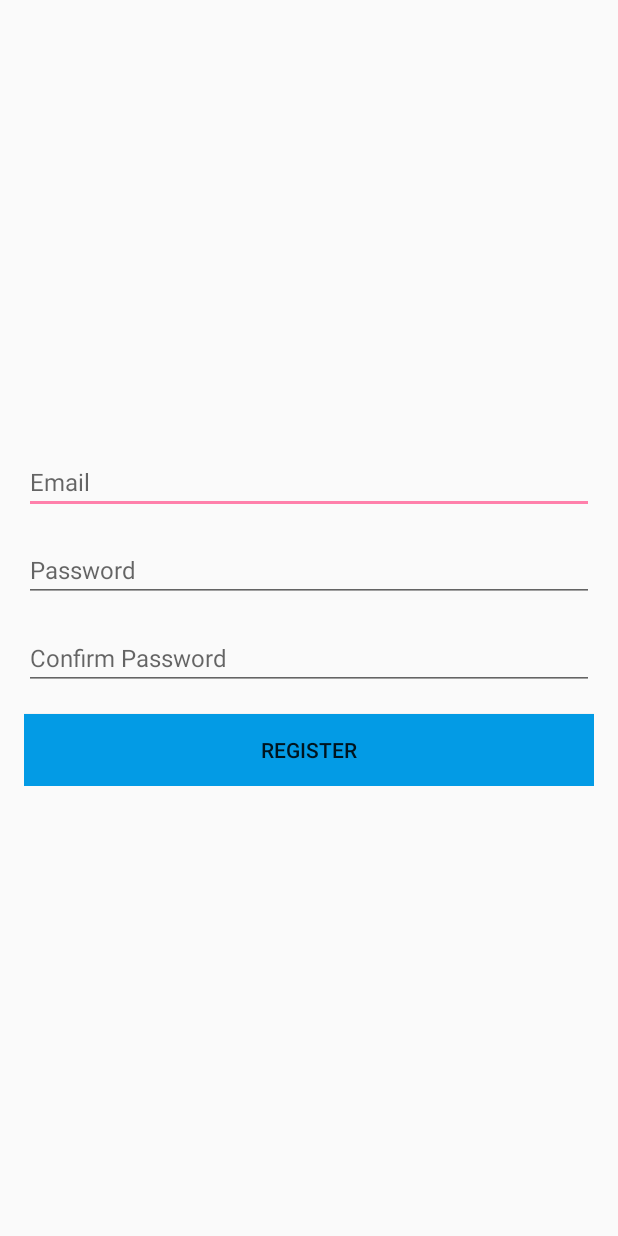
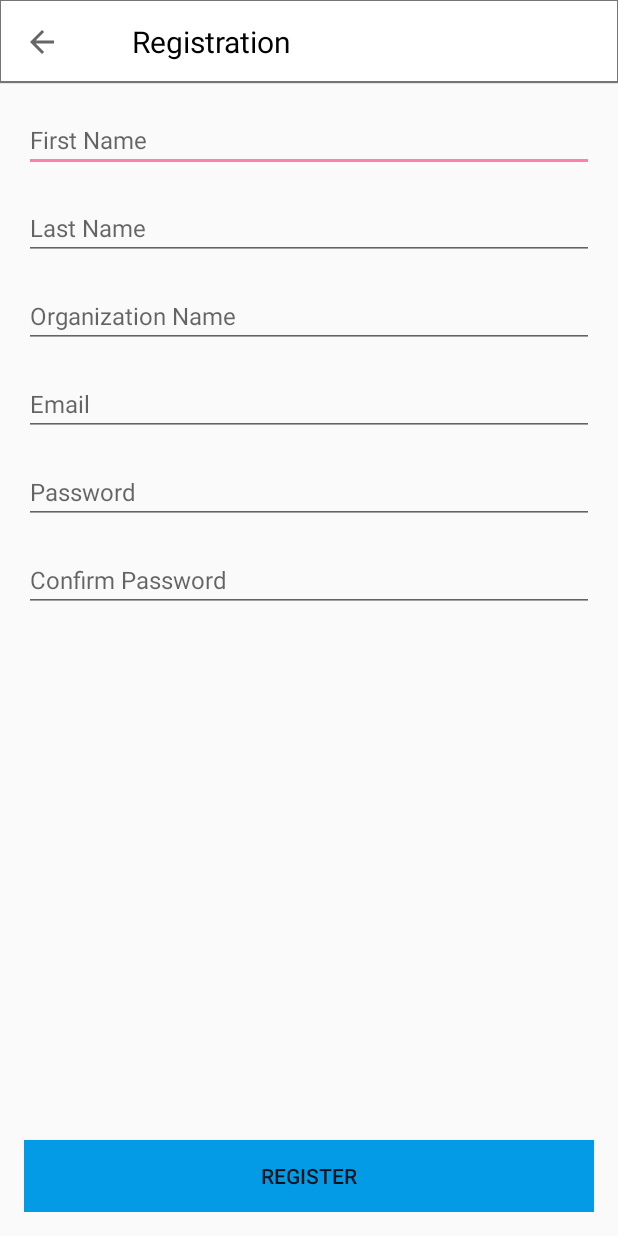
Before and after one commit to AndreiMares/project-commit, an Android app: the RegisterActivity screen opened directly, with no data from a screen before it, after a tap on "REGISTER", on a phone screen of 412 x 824 dp. Run offline under Robolectric (Android 15) with nearby library versions, the phone set to English and light mode, and no system bars; our stand-ins replace Firebase (no records; nobody signed in at launch, a user with empty details on screens opened directly).

Commit message:
Created a RegisterFragment, created separated folder for Registration, extension functions for toolbard, fragment

```diff
--- a/app/src/main/AndroidManifest.xml
+++ b/app/src/main/AndroidManifest.xml
@@ -47,7 +47,7 @@
 
 
         <activity
-            android:name=".login.RegisterActivity"
+            android:name=".register.RegisterActivity"
             android:parentActivityName=".login.LoginActivity"
             android:windowSoftInputMode="adjustPan"
             android:theme="@style/AppTheme"
--- a/app/src/main/java/com/example/andre/verifypresency/BaseActivity.kt
+++ b/app/src/main/java/com/example/andre/verifypresency/BaseActivity.kt
@@ -7,7 +7,7 @@ import android.util.Log
 import android.view.View
 import android.widget.Toast
 import com.example.andre.verifypresency.login.LoginActivity
-import com.example.andre.verifypresency.login.RegisterActivity
+import com.example.andre.verifypresency.register.RegisterActivity
 import com.example.andre.verifypresency.util.enableNavigation
 import com.example.andre.verifypresency.util.setupBottomNavigationView
 import com.example.andre.verifypresency.util.setupCheckedMenuItem
--- /dev/null
+++ b/app/src/main/java/com/example/andre/verifypresency/BaseFragment.kt
@@ -0,0 +1,38 @@
+package com.example.andre.verifypresency
+
+import android.support.v4.app.Fragment
+import android.view.View
+import android.widget.Toast
+import com.google.firebase.auth.FirebaseAuth
+import kotlinx.android.synthetic.main.layout_progressbar.*
+
+open class BaseFragment: Fragment() {
+
+
+
+    protected fun startProgressBar() {
+        progressBar?.visibility = View.VISIBLE
+    }
+
+    protected fun hideProgressBar() {
+        if(progressBar?.visibility == View.VISIBLE)
+            progressBar.visibility = View.INVISIBLE
+    }
+
+    /**
+     * Sending a verification email to newly registered user
+     */
+    protected fun sendVerificationEmail() {
+        val user = FirebaseAuth.getInstance().currentUser
+
+        user?.sendEmailVerification()?.addOnCompleteListener { task ->
+
+            if (task.isSuccessful)
+
+                Toast.makeText(context, "An email has been sent for validation", Toast.LENGTH_LONG).show()
+            else
+                Toast.makeText(context, "Failed to send validation email", Toast.LENGTH_LONG).show()
+
+        }
+    }
+}
--- a/app/src/main/java/com/example/andre/verifypresency/login/LoginActivity.kt
+++ b/app/src/main/java/com/example/andre/verifypresency/login/LoginActivity.kt
@@ -6,6 +6,7 @@ import android.widget.Toast
 import com.example.andre.verifypresency.BaseActivity
 import com.example.andre.verifypresency.R
 import com.example.andre.verifypresency.main.MainActivity
+import com.example.andre.verifypresency.register.RegisterActivity
 import com.google.firebase.auth.EmailAuthProvider
 import com.google.firebase.auth.FirebaseAuth
 import com.google.firebase.auth.FirebaseAuthException
--- a/app/src/main/java/com/example/andre/verifypresency/login/RegisterActivity.kt
+++ /dev/null
@@ -1,125 +0,0 @@
-package com.example.andre.verifypresency.login
-
-import android.content.Intent
-import android.os.Bundle
-import android.widget.Toast
-import com.example.andre.verifypresency.BaseActivity
-import com.example.andre.verifypresency.R
-import com.google.firebase.auth.FirebaseAuth
-import com.google.firebase.auth.FirebaseAuthException
-import com.google.firebase.auth.UserProfileChangeRequest
-import kotlinx.android.synthetic.main.activity_register.*
-
-class RegisterActivity : BaseActivity() {
-
-    override fun onCreate(savedInstanceState: Bundle?) {
-        super.onCreate(savedInstanceState)
-
-        setContentView(R.layout.activity_register)
-
-        activity_register_btn_register.setOnClickListener { this.registerClicked() }
-
-
-    }
-
-    private fun registerClicked() {
-
-        super.startProgressBar()
-
-        when (this.validateFields(activity_register_et_email.text.toString()
-                , activity_register_et_password.text.toString()
-                , activity_register_et_confirmation.text.toString())) {
-
-            true -> this.registerNewEmail(activity_register_et_email.text.toString()
-                    , activity_register_et_password.text.toString())
-
-            false -> super.hideProgressBar()
-        }
-    }
-
-    /**
-     * Registers a new account into FireBase
-     */
-    private fun registerNewEmail(email: String, password: String) {
-
-        FirebaseAuth.getInstance().createUserWithEmailAndPassword(email, password).addOnCompleteListener { task ->
-
-            if (task.isSuccessful) {
-
-                this.sendVerificationEmail()
-
-                FirebaseAuth.getInstance().signOut()
-
-                this.redirectToLoginScreen()
-
-            } else {
-
-                if (task.exception is FirebaseAuthException) {
-                    val errorCode = (task.exception as FirebaseAuthException).errorCode
-
-                    when (errorCode) {
-                        "ERROR_INVALID_EMAIL" -> {
-                            activity_register_et_email.error = "The email address is badly formatted."
-                            activity_register_et_email.requestFocus()
-                        }
-
-                        "ERROR_EMAIL_ALREADY_IN_USE" -> {
-                            activity_register_et_email.error = "The email address is already in use by another account."
-                            activity_register_et_email.requestFocus()
-                        }
-
-                        "ERROR_CREDENTIAL_ALREADY_IN_USE" -> {
-                            activity_register_et_email.error = "This credential is already associated with a different user account. "
-                            activity_register_et_email.requestFocus()
-                        }
-
-                        "ERROR_WEAK_PASSWORD" -> {
-                            activity_register_et_password.error = "The password is invalid it must 6 characters at least"
-                            activity_register_et_password.requestFocus()
-                        }
-
-                        else -> Toast.makeText(this@RegisterActivity, "Unable to Register", Toast.LENGTH_SHORT).show()
-                    }
-                }
-            }
-            super.hideProgressBar()
-        }
-    }
-
-    /**
-     * Returns true if both email and password fields are valid, otherwise returns false
-     */
-    private fun validateFields(email: String, password: String, confirmPassword: String): Boolean {
-
-        if (!email.isEmpty()
-                && !password.isEmpty()
-                && !confirmPassword.isEmpty()) {
-
-            if (password.equals(confirmPassword, false)) {
-
-                return true
-
-            } else {
-                Toast.makeText(this@RegisterActivity, "Passwords do not match", Toast.LENGTH_SHORT).show()
-                return false
-            }
-
-        } else {
-            Toast.makeText(this@RegisterActivity, "You must fill out all the fields", Toast.LENGTH_SHORT).show()
-            return false
-        }
-
-    }
-
-    /**
-     * Redirects user to Login Screen
-     */
-    private fun redirectToLoginScreen() {
-
-        val intent = Intent(this, LoginActivity::class.java)
-        startActivity(intent)
-        finish()
-
-    }
-
-}
--- a/app/src/main/java/com/example/andre/verifypresency/main/EventFragment.kt
+++ b/app/src/main/java/com/example/andre/verifypresency/main/EventFragment.kt
@@ -14,10 +14,12 @@ class EventFragment : Fragment() {
 
         val view = inflater.inflate(R.layout.fragment_event, container, false)
 
-
-
-
         return view
     }
 
+
+    companion object {
+        fun newInstance() = EventFragment
+    }
+
 }
--- a/app/src/main/java/com/example/andre/verifypresency/main/MainActivity.kt
+++ b/app/src/main/java/com/example/andre/verifypresency/main/MainActivity.kt
@@ -26,11 +26,14 @@ class MainActivity : BaseActivity() {
 
     private fun setupViewPager(){
         val adapter = SectionPagerAdapter(supportFragmentManager)
+        container.currentItem
         adapter.addFragment(EventFragment())
         adapter.addFragment(MembersFragment())
 
         //initialized viewPager with an adapter
         container.adapter = adapter
+
+
 
         //initialized tabLayout with the required viewPager
         layout_top_tl_tabs.setupWithViewPager(container)
@@ -38,6 +41,15 @@ class MainActivity : BaseActivity() {
         layout_top_tl_tabs.getTabAt(0)?.setIcon(R.drawable.ic_events)
         layout_top_tl_tabs.getTabAt(1)?.setIcon(R.drawable.ic_group_ppl)
 
+
+
+
+    }
+
+
+
+    private fun findOrCreateMembersFragment(){
+
     }
 
 }
--- a/app/src/main/java/com/example/andre/verifypresency/main/MembersFragment.kt
+++ b/app/src/main/java/com/example/andre/verifypresency/main/MembersFragment.kt
@@ -25,4 +25,10 @@ class MembersFragment : Fragment() {
 
 
 
+    companion object {
+        fun newInstance() = MembersFragment
+    }
+
+
+
 }
--- /dev/null
+++ b/app/src/main/java/com/example/andre/verifypresency/register/RegisterActivity.kt
@@ -0,0 +1,29 @@
+package com.example.andre.verifypresency.register
+
+import android.os.Bundle
+import com.example.andre.verifypresency.BaseActivity
+import com.example.andre.verifypresency.R
+import com.example.andre.verifypresency.util.replaceFragmentInActivity
+import com.example.andre.verifypresency.util.setupActionBar
+import kotlinx.android.synthetic.main.snippet_top_registerbar.*
+
+class RegisterActivity : BaseActivity() {
+
+    override fun onCreate(savedInstanceState: Bundle?) {
+        super.onCreate(savedInstanceState)
+
+        setContentView(R.layout.activity_register)
+
+        this.findOrCreateEventsFragment()
+
+        setupActionBar(R.id.snippet_top_registerbar_tb_header)
+
+    }
+
+    private fun findOrCreateEventsFragment() =
+            supportFragmentManager.findFragmentById(R.id.activity_register_fl_fragment)
+                    ?: RegisterFragment.newInstance().also {
+                        replaceFragmentInActivity(it, R.id.activity_register_fl_fragment)
+                    }
+
+}
--- /dev/null
+++ b/app/src/main/java/com/example/andre/verifypresency/register/RegisterFragment.kt
@@ -0,0 +1,139 @@
+package com.example.andre.verifypresency.register
+
+import android.content.Intent
+import android.os.BaseBundle
+import android.os.Bundle
+import android.support.v4.app.Fragment
+import android.view.LayoutInflater
+import android.view.View
+import android.view.ViewGroup
+import android.widget.Toast
+import com.example.andre.verifypresency.BaseFragment
+import com.example.andre.verifypresency.R
+import com.example.andre.verifypresency.login.LoginActivity
+import com.google.firebase.auth.FirebaseAuth
+import com.google.firebase.auth.FirebaseAuthException
+import kotlinx.android.synthetic.main.fragment_register.*
+
+class RegisterFragment: BaseFragment() {
+
+    override fun onCreateView(inflater: LayoutInflater, container: ViewGroup?, savedInstanceState: Bundle?): View? {
+
+        val view = inflater.inflate(R.layout.fragment_register, container, false)
+
+        return view
+
+
+    }
+
+    override fun onActivityCreated(savedInstanceState: Bundle?) {
+        super.onActivityCreated(savedInstanceState)
+
+        fragment_register_btn_register.setOnClickListener { this.registerClicked() }
+    }
+
+    private fun registerClicked() {
+
+        super.startProgressBar()
+
+        when (this.validateFields(fragment_register_et_email.text.toString()
+                , fragment_register_et_password.text.toString()
+                , fragment_register_et_confirmation.text.toString())) {
+
+            true -> this.registerNewEmail(fragment_register_et_email.text.toString()
+                    , fragment_register_et_password.text.toString())
+
+            false -> super.hideProgressBar()
+        }
+    }
+
+    /**
+     * Registers a new account into FireBase
+     */
+    private fun registerNewEmail(email: String, password: String) {
+
+        FirebaseAuth.getInstance().createUserWithEmailAndPassword(email, password).addOnCompleteListener { task ->
+
+            if (task.isSuccessful) {
+
+                this.sendVerificationEmail()
+
+                FirebaseAuth.getInstance().signOut()
+
+                this.redirectToLoginScreen()
+
+            } else {
+
+                if (task.exception is FirebaseAuthException) {
+                    val errorCode = (task.exception as FirebaseAuthException).errorCode
+
+                    when (errorCode) {
+                        "ERROR_INVALID_EMAIL" -> {
+                            fragment_register_et_email.error = "The email address is badly formatted."
+                            fragment_register_et_email.requestFocus()
+                        }
+
+                        "ERROR_EMAIL_ALREADY_IN_USE" -> {
+                            fragment_register_et_email.error = "The email address is already in use by another account."
+                            fragment_register_et_email.requestFocus()
+                        }
+
+                        "ERROR_CREDENTIAL_ALREADY_IN_USE" -> {
+                            fragment_register_et_email.error = "This credential is already associated with a different user account. "
+                            fragment_register_et_email.requestFocus()
+                        }
+
+                        "ERROR_WEAK_PASSWORD" -> {
+                            fragment_register_et_password.error = "The password is invalid it must 6 characters at least"
+                            fragment_register_et_password.requestFocus()
+                        }
+
+                        else -> Toast.makeText(context, "Unable to Register", Toast.LENGTH_SHORT).show()
+                    }
+                }
+            }
+            super.hideProgressBar()
+        }
+    }
+
+    /**
+     * Returns true if both email and password fields are valid, otherwise returns false
+     */
+    private fun validateFields(email: String, password: String, confirmPassword: String): Boolean {
+
+        if (!email.isEmpty()
+                && !password.isEmpty()
+                && !confirmPassword.isEmpty()) {
+
+            if (password.equals(confirmPassword, false)) {
+
+                return true
+
+            } else {
+                Toast.makeText(context, "Passwords do not match", Toast.LENGTH_SHORT).show()
+                return false
+            }
+
+        } else {
+            Toast.makeText(context, "You must fill out all the fields", Toast.LENGTH_SHORT).show()
+            return false
+        }
+
+    }
+
+    /**
+     * Redirects user to Login Screen
+     */
+    private fun redirectToLoginScreen() {
+
+        val intent = Intent(context, LoginActivity::class.java)
+        startActivity(intent)
+        activity?.finish()
+
+    }
+
+
+    companion object {
+        fun newInstance() = RegisterFragment()
+    }
+}
--- /dev/null
+++ b/app/src/main/java/com/example/andre/verifypresency/util/AppCompatActivityExt.kt
@@ -0,0 +1,78 @@
+/*
+ * Copyright (C) 2017 The Android Open Source Project
+ *
+ * Licensed under the Apache License, Version 2.0 (the "License");
+ * you may not use this file except in compliance with the License.
+ * You may obtain a copy of the License at
+ *
+ *      http://www.apache.org/licenses/LICENSE-2.0
+ *
+ * Unless required by applicable law or agreed to in writing, software
+ * distributed under the License is distributed on an "AS IS" BASIS,
+ * WITHOUT WARRANTIES OR CONDITIONS OF ANY KIND, either express or implied.
+ * See the License for the specific language governing permissions and
+ * limitations under the License.
+ */
+package com.example.andre.verifypresency.util
+
+/**
+ * Various extension functions for AppCompatActivity.
+ */
+
+import android.app.Activity
+import android.arch.lifecycle.ViewModel
+//import android.arch.lifecycle.ViewModelProviders
+import android.support.annotation.IdRes
+import android.support.v4.app.Fragment
+import android.support.v4.app.FragmentManager
+import android.support.v4.app.FragmentTransaction
+import android.support.v7.app.ActionBar
+import android.support.v7.app.AppCompatActivity
+import android.support.v7.widget.Toolbar
+
+//import com.example.android.architecture.blueprints.todoapp.ViewModelFactory
+
+
+const val ADD_EDIT_RESULT_OK = Activity.RESULT_FIRST_USER + 1
+const val DELETE_RESULT_OK = Activity.RESULT_FIRST_USER + 2
+const val EDIT_RESULT_OK = Activity.RESULT_FIRST_USER + 3
+
+/**
+ * The `fragment` is added to the container view with id `frameId`. The operation is
+ * performed by the `fragmentManager`.
+ */
+fun AppCompatActivity.replaceFragmentInActivity(fragment: Fragment, frameId: Int) {
+    supportFragmentManager.transact {
+        replace(frameId, fragment)
+    }
+}
+
+/**
+ * The `fragment` is added to the container view with tag. The operation is
+ * performed by the `fragmentManager`.
+ */
+fun AppCompatActivity.addFragmentToActivity(fragment: Fragment, tag: String) {
+    supportFragmentManager.transact {
+        add(fragment, tag)
+    }
+}
+
+fun AppCompatActivity.setupActionBar(@IdRes toolbarId: Int) {
+
+    setSupportActionBar(findViewById(toolbarId))
+    supportActionBar?.setDisplayHomeAsUpEnabled(true)
+    supportActionBar?.setDisplayShowHomeEnabled(true)
+
+}
+
+//fun <T : ViewModel> AppCompatActivity.obtainViewModel(viewModelClass: Class<T>) =
+//        ViewModelProviders.of(this, ViewModelFactory.getInstance(application)).get(viewModelClass)
+
+/**
+ * Runs a FragmentTransaction, then calls commit().
+ */
+private inline fun FragmentManager.transact(action: FragmentTransaction.() -> Unit) {
+    beginTransaction().apply {
+        action()
+    }.commit()
+}
--- a/app/src/main/res/layout/activity_register.xml
+++ b/app/src/main/res/layout/activity_register.xml
@@ -1,53 +1,26 @@
 <?xml version="1.0" encoding="utf-8"?>
-<RelativeLayout
-    xmlns:android="http://schemas.android.com/apk/res/android"
+<RelativeLayout xmlns:android="http://schemas.android.com/apk/res/android"
     android:layout_width="match_parent"
     android:layout_height="match_parent">
 
-    <LinearLayout
+    <!-- Top toolbar-->
+    <RelativeLayout
+        android:id="@+id/activity_base_rl_top"
         android:layout_width="match_parent"
-        android:layout_height="wrap_content"
-        android:layout_centerInParent="true"
-        android:orientation="vertical"
-        android:layout_marginStart="@dimen/activity_horizontal_margin"
-        android:layout_marginEnd="@dimen/activity_horizontal_margin">
+        android:layout_height="wrap_content">
 
-        <EditText
-            android:id="@+id/activity_register_et_email"
-            android:layout_width="match_parent"
-            android:layout_height="wrap_content"
-            android:hint="@string/login_email"
-            android:textSize="@dimen/text_input"
-            android:layout_marginBottom="@dimen/activity_vertical_margin"/>
+        <include
+            layout="@layout/snippet_top_registerbar"/>
 
-        <EditText
-            android:id="@+id/activity_register_et_password"
-            android:layout_width="match_parent"
-            android:layout_height="wrap_content"
-            android:hint="@string/login_password"
-            android:textSize="@dimen/text_input"
-            android:layout_marginBottom="@dimen/activity_vertical_margin"
-            android:inputType="textPassword"/>
+    </RelativeLayout>
 
-        <EditText
-            android:id="@+id/activity_register_et_confirmation"
-            android:layout_width="match_parent"
-            android:layout_height="wrap_content"
-            android:inputType="textPassword"
-            android:hint="@string/register_confirm_password"
-            android:textSize="@dimen/text_input"
-            android:layout_marginBottom="@dimen/activity_vertical_margin"/>
+    <FrameLayout
+        android:id="@+id/activity_register_fl_fragment"
+        android:layout_width="match_parent"
+        android:layout_height="match_parent"
+        android:layout_below="@+id/activity_base_rl_top"
+        android:orientation="vertical">
 
-        <Button
-            android:id="@+id/activity_register_btn_register"
-            android:layout_width="match_parent"
-            android:layout_height="wrap_content"
-            android:text="@string/register_txt"
-            android:background="@color/light_blue_600"/>
-
-    </LinearLayout>
-
-    <include
-        layout="@layout/layout_progressbar"/>
+    </FrameLayout>
 
 </RelativeLayout>
--- /dev/null
+++ b/app/src/main/res/layout/fragment_register.xml
@@ -0,0 +1,96 @@
+<?xml version="1.0" encoding="utf-8"?>
+<RelativeLayout
+    xmlns:android="http://schemas.android.com/apk/res/android"
+    android:layout_width="match_parent"
+    android:layout_height="match_parent"
+    android:layout_margin="@dimen/activity_horizontal_margin">
+
+    <ScrollView
+        android:layout_width="match_parent"
+        android:layout_height="wrap_content">
+
+        <LinearLayout
+            android:layout_width="match_parent"
+            android:layout_height="wrap_content"
+            android:orientation="vertical">
+
+            <EditText
+                android:id="@+id/fragment_register_et_firstName"
+                android:layout_width="match_parent"
+                android:layout_height="wrap_content"
+                android:hint="@string/register_firstName"
+                android:textSize="@dimen/text_input"
+                android:singleLine="true"
+                android:layout_marginBottom="@dimen/activity_vertical_margin"/>
+
+            <EditText
+                android:id="@+id/fragment_register_et_lastName"
+                android:layout_width="match_parent"
+                android:layout_height="wrap_content"
+                android:hint="@string/register_lastName"
+                android:textSize="@dimen/text_input"
+                android:singleLine="true"
+                android:layout_marginBottom="@dimen/activity_vertical_margin"/>
+
+            <EditText
+                android:id="@+id/fragment_register_et_orgName"
+                android:layout_width="match_parent"
+                android:layout_height="wrap_content"
+                android:hint="@string/register_orgName"
+                android:textSize="@dimen/text_input"
+                android:singleLine="true"
+                android:layout_marginBottom="@dimen/activity_vertical_margin"/>
+
+            <EditText
+                android:id="@+id/fragment_register_et_email"
+                android:layout_width="match_parent"
+                android:layout_height="wrap_content"
+                android:hint="@string/register_email"
+                android:textSize="@dimen/text_input"
+                android:singleLine="true"
+                android:layout_marginBottom="@dimen/activity_vertical_margin"/>
+
+            <EditText
+                android:id="@+id/fragment_register_et_password"
+                android:layout_width="match_parent"
+                android:layout_height="wrap_content"
+                android:hint="@string/register_password"
+                android:textSize="@dimen/text_input"
+                android:singleLine="true"
+                android:layout_marginBottom="@dimen/activity_vertical_margin"
+                android:inputType="textPassword"/>
+
+            <EditText
+                android:id="@+id/fragment_register_et_confirmation"
+                android:layout_width="match_parent"
+                android:layout_height="wrap_content"
+                android:inputType="textPassword"
+                android:hint="@string/register_confirm_password"
+                android:textSize="@dimen/text_input"
+                android:singleLine="true"
+                android:layout_marginBottom="@dimen/activity_vertical_margin"/>
+
+        </LinearLayout>
+
+    </ScrollView>
+
+    <Button
+        android:id="@+id/fragment_register_btn_register"
+        android:layout_width="match_parent"
+        android:layout_height="wrap_content"
+        android:text="@string/register_txt"
+        android:background="@color/light_blue_600"
+        android:layout_alignParentBottom="true"/>
+
+    <RelativeLayout
+        android:layout_width="match_parent"
+        android:layout_height="wrap_content"
+        android:visibility="gone">
+
+        <include
+            layout="@layout/layout_progressbar"/>
+
+
+    </RelativeLayout>
+
+</RelativeLayout>
--- a/app/src/main/res/layout/layout_progressbar.xml
+++ b/app/src/main/res/layout/layout_progressbar.xml
@@ -10,7 +10,7 @@
             android:layout_width="@dimen/progress_bar_dim"
             android:layout_height="@dimen/progress_bar_dim"
             android:layout_centerInParent="true"
-            android:visibility="invisible" />
+            android:visibility="visible" />
 
     </RelativeLayout>
 
--- /dev/null
+++ b/app/src/main/res/layout/snippet_top_registerbar.xml
@@ -0,0 +1,34 @@
+<merge xmlns:android="http://schemas.android.com/apk/res/android">
+
+    <android.support.design.widget.AppBarLayout
+        android:layout_width="match_parent"
+        android:layout_height="?attr/actionBarSize"
+        android:background="@drawable/white_grey_border_bottom">
+
+        <android.support.v7.widget.Toolbar
+            android:id="@+id/snippet_top_registerbar_tb_header"
+            android:layout_width="match_parent"
+            android:layout_height="wrap_content">
+
+            <RelativeLayout
+                android:layout_width="match_parent"
+                android:layout_height="match_parent">
+
+                <TextView
+                    android:id="@+id/snippet_top_registerBar_tv_registerName"
+                    android:layout_width="wrap_content"
+                    android:layout_height="wrap_content"
+                    android:layout_centerVertical="true"
+                    android:layout_marginStart="@dimen/activity_vertical_margin"
+                    android:text="@string/register_registerName"
+                    android:textColor="@color/black"
+                    android:textSize="@dimen/page_title"/>
+
+            </RelativeLayout>
+
+        </android.support.v7.widget.Toolbar>
+
+    </android.support.design.widget.AppBarLayout>
+
+
+</merge>
--- a/app/src/main/res/values/strings.xml
+++ b/app/src/main/res/values/strings.xml
@@ -13,6 +13,12 @@
     <string name="login_resend_verification_email">Resend Verification Email</string>
 
     <!--Register activity strings-->
+    <string name="register_registerName">Registration</string>
+    <string name="register_firstName">First Name</string>
+    <string name="register_lastName">Last Name</string>
+    <string name="register_orgName">Organization Name</string>
+    <string name="register_email">Email</string>
+    <string name="register_password">Password</string>
     <string name="register_confirm_password">Confirm Password</string>
     <string name="register_txt">Register</string>
 
```
